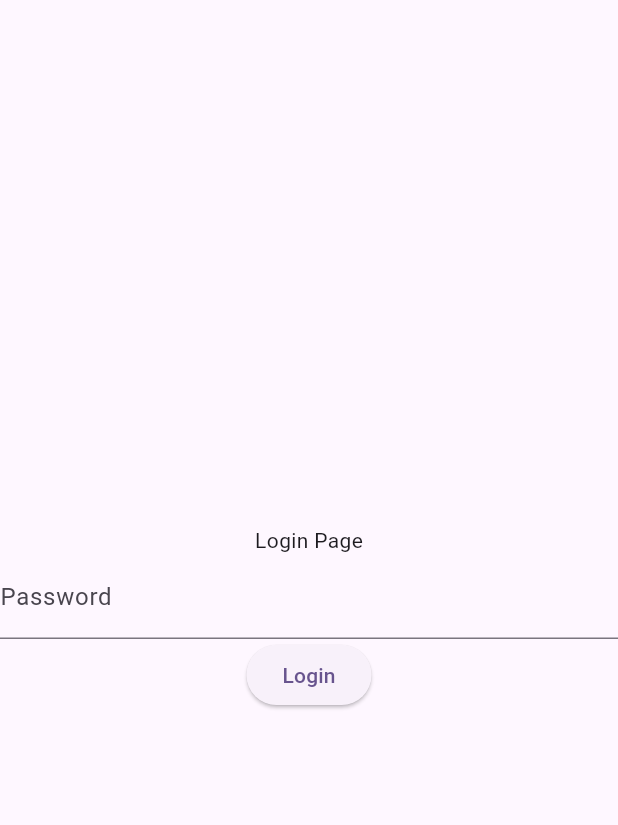
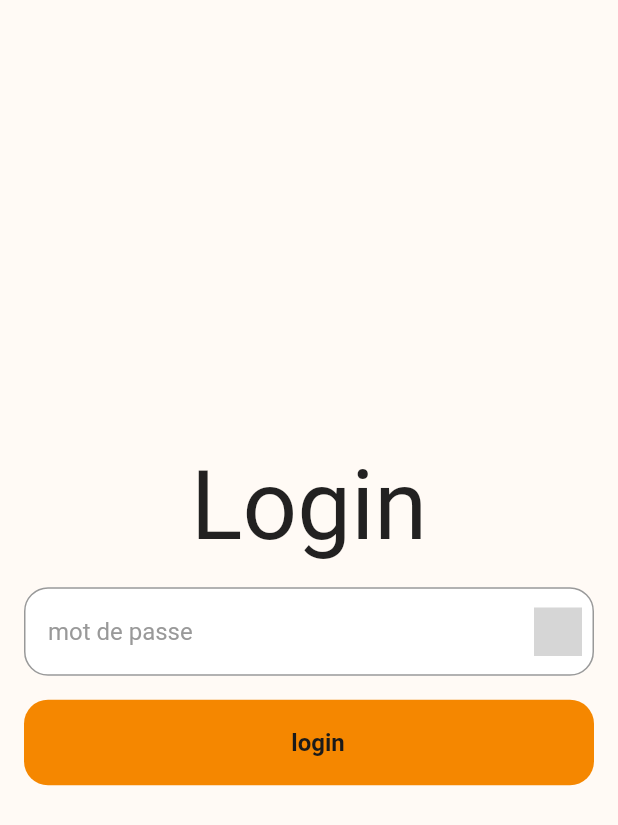
Before and after one commit to OmarElhassaniAlaoui/attendence_app, a Flutter app: the LoginPage screen opened directly, on a phone screen of 412 x 824 dp. Shown: the top 825 px of the screen. Run offline on Flutter 3.47's test engine with Material 3 defaults, Android fonts, the phone set to English and light mode, and no system bars; our stand-ins replace bloc, dartz, equatable, flutter_bloc, flutter_svg, get_it and 2 more; missing offline and left inert: excel; accounts and stored records are empty; grey boxes are pictures that could not be loaded.

Commit message:
Add button type enum, keyboard utility extension, and theme updates

````diff
--- a/lib/src/app.dart
+++ b/lib/src/app.dart
@@ -1,16 +1,16 @@
 import 'package:flutter/material.dart';
+import 'package:flutter_clean_architecture_starter/src/app/routes/app_router_config.dart';
 import 'package:flutter_clean_architecture_starter/src/app/themes/app_themes.dart';
-import 'package:flutter_clean_architecture_starter/src/presentation/template/pages/template_page.dart';
 
 class MyApp extends StatelessWidget {
   const MyApp({super.key});
   @override
   Widget build(BuildContext context) {
-    return MaterialApp(
+    return MaterialApp.router(
       title: 'Flutter Demo',
       debugShowCheckedModeBanner: false,
-      theme: AppThemes.darkTheme,
-      home: const TemplatePage(),
+      theme: AppThemes.light,
+      routerConfig: AppPagesConfig().router,
     );
   }
 }
--- a/lib/src/app/themes/app_palette.dart
+++ b/lib/src/app/themes/app_palette.dart
@@ -0,0 +1,64 @@
+import 'package:flutter/material.dart';
+
+class AppPalette {
+  AppPalette._();
+
+  static const MaterialColor primarySwatch = MaterialColor(
+    0xFFF58700,
+    <int, Color>{
+      0: Color(0xFFFFFAF5),
+      100: Color(0xFFFFE4C2),
+      200: Color(0xFFFFCD8F),
+      300: Color(0xFFFFB65C),
+      400: Color(0xFFFF9F29),
+      500: Color(0xFFF58700),
+      600: Color(0xFFC26B00),
+      700: Color(0xFF8F4F00),
+      800: Color(0xFF5C3300),
+      900: Color(0xFF291600),
+    },
+  );
+
+  // Secondary Swatch
+  static const MaterialColor secondarySwatch = MaterialColor(
+    0xFF33995B,
+    <int, Color>{
+      0: Color(0xFFFFFFFF),
+      100: Color(0xFFD9F2E3),
+      200: Color(0xFFB3E5C7),
+      300: Color(0xFF8DD8AA),
+      400: Color(0xFF40BF72),
+      500: Color(0xFF33995B),
+      600: Color(0xFF277244),
+      700: Color(0xFF1A4D2E),
+      800: Color(0xFF0D2617),
+      900: Color(0xFF000000),
+    },
+  );
+  // Grey Swatch
+  static const MaterialColor greySwatch = MaterialColor(
+    0xFF999999,
+    <int, Color>{
+      0: Color(0xFFFFFFFF),
+      100: Color(0xFFE6E6E6),
+      200: Color(0xFFCCCCCC),
+      300: Color(0xFFB3B3B3),
+      400: Color(0xFF999999),
+      500: Color(0xFF999999),
+      600: Color(0xFF666666),
+      700: Color(0xFF4D4D4D),
+      800: Color(0xFF333333),
+      900: Color(0xFF1A1A1A),
+    },
+  );
+
+  // Individual Colors
+  static const Color successGreen = Color(0xFF329930);
+  static const Color errorRed = Color(0xFFE55B48);
+  static const Color black = Color(0xFF1A1A1A);
+  static const Color white = Color(0xFFFFFFFF);
+  static const Color backgroundColor = Color(0xFFFFFAF5);
+  static const Color blue = Color(0xFF1877F2);
+
+  // btn colors
+}
--- a/lib/src/app/themes/app_spacing.dart
+++ b/lib/src/app/themes/app_spacing.dart
@@ -0,0 +1,33 @@
+class AppSpacing {
+  AppSpacing._();
+
+  // Spacing
+  static const double s2 = 2.0;
+  static const double s4 = 4.0;
+  static const double s8 = 8.0;
+  static const double s14 = 14.0;
+  static const double s16 = 16.0;
+  static const double s18 = 18.0;
+  static const double s20 = 20.0;
+  static const double s24 = 24.0;
+  static const double s36 = 36.0;
+  static const double s40 = 40.0;
+  static const double s44 = 44.0;
+  static const double s48 = 48.0;
+  static const double s52 = 52.0;
+  static const double s56 = 56.0;
+  static const double s60 = 60.0;
+  static const double s64 = 64.0;
+
+  // Radius
+  static const double r4 = 4.0;
+  static const double r8 = 8.0;
+  static const double r12 = 12.0;
+  static const double r16 = 16.0;
+  static const double r20 = 20.0;
+  static const double r24 = 24.0;
+  static const double r28 = 28.0;
+  static const double r32 = 32.0;
+  static const double r36 = 36.0;
+
+}
--- a/lib/src/app/themes/app_themes.dart
+++ b/lib/src/app/themes/app_themes.dart
@@ -1,48 +1,25 @@
-import 'package:flutter_clean_architecture_starter/src/app/routes/routes_exports.dart';
+import 'package:flutter/material.dart';
+import 'package:flutter_clean_architecture_starter/src/app/themes/app_palette.dart';
 
 class AppThemes {
-  const AppThemes._();
+  AppThemes._();
 
-  static ThemeData darkTheme = ThemeData(
-    colorScheme: ColorScheme.fromSeed(seedColor: Colors.deepPurple),
+  static ThemeData dark = ThemeData(
+    brightness: Brightness.dark,
+    primaryColor: AppPalette.primarySwatch,
     useMaterial3: true,
-    // primaryColor: Colors.deepPurple,
-    // scaffoldBackgroundColor: Colors.black,
-    // appBarTheme: const AppBarTheme(
-    //   backgroundColor: Colors.black,
-    //   foregroundColor: Colors.white,
-    //   elevation: 0,
-    // ),
-    // bottomNavigationBarTheme: const BottomNavigationBarThemeData(
-    //   backgroundColor: Colors.black,
-    //   elevation: 0,
-    // ),
-    // textTheme: const TextTheme(
-    //   headlineMedium: TextStyle(
-    //     fontSize: 20,
-    //     fontWeight: FontWeight.w600,
-    //     color: Colors.white,
-    //   ),
-    //   headlineSmall: TextStyle(
-    //     fontSize: 16,
-    //     fontWeight: FontWeight.w600,
-    //     color: Colors.white,
-    //   ),
-    //   bodyMedium: TextStyle(
-    //     fontSize: 16,
-    //     fontWeight: FontWeight.w500,
-    //     color: Colors.white,
-    //   ),
-    //   bodySmall: TextStyle(
-    //     fontSize: 14,
-    //     fontWeight: FontWeight.w500,
-    //     color: Colors.white,
-    //   ),
-    //   labelMedium: TextStyle(
-    //     fontSize: 14,
-    //     fontWeight: FontWeight.w500,
-    //     color: Colors.white,
-    //   ),
-    // ),
+  );
+
+  static ThemeData light = ThemeData(
+    brightness: Brightness.light,
+    primaryColor: AppPalette.primarySwatch,
+    useMaterial3: false,
+    scaffoldBackgroundColor: AppPalette.backgroundColor,
+    appBarTheme: const AppBarTheme(
+      backgroundColor: AppPalette.backgroundColor,
+      foregroundColor: AppPalette.black,
+      elevation: 0,
+      centerTitle: true,
+    ),
   );
 }
--- a/lib/src/app/themes/app_typography.dart
+++ b/lib/src/app/themes/app_typography.dart
@@ -0,0 +1,29 @@
+import 'package:flutter/cupertino.dart';
+
+class AppTypography {
+  AppTypography._();
+
+  static const String familyDMSans = 'DM Sans';
+
+  // Font Size
+  static const double h1Bold = 64.0;
+  static const double h2Bold = 32.0;
+  static const double h3Bold = 24.0;
+  static const double h4Bold = 20.0;
+  static const double h4Medium = 20.0;
+  static const double b1Regular = 18.0;
+  static const double b1Medium = 18.0;
+  static const double b1Bold = 18.0;
+  static const double b2Regular = 16.0;
+  static const double b2Medium = 16.0;
+  static const double b2Bold = 16.0;
+  static const double b3Regular = 14.0;
+  static const double b3Medium = 14.0;
+  static const double b3Bold = 14.0;
+
+  // Font Weight
+  static const FontWeight w400 = FontWeight.w400;
+  static const FontWeight w500 = FontWeight.w500;
+  static const FontWeight w600 = FontWeight.w600;
+  static const FontWeight w700 = FontWeight.w700;
+}
--- /dev/null
+++ b/lib/src/app/utils/extentions/keyboard_util.dart
@@ -0,0 +1,7 @@
+import 'package:flutter/material.dart';
+
+extension KeyboardUtile on BuildContext {
+  void hideKeyboard() {
+    FocusManager.instance.primaryFocus?.unfocus();
+  }
+}
--- /dev/null
+++ b/lib/src/app/widgets/button/button_enum.dart
@@ -0,0 +1,8 @@
+/// Enum to define the type of the button.
+enum ButtonType {
+  primary,
+  secondary,
+  tertiary,
+  disabled,
+  custom,
+}
--- /dev/null
+++ b/lib/src/app/widgets/button/button_widget.dart
@@ -0,0 +1,179 @@
+import 'package:flutter/material.dart';
+import 'package:flutter_clean_architecture_starter/src/app/themes/app_palette.dart';
+import 'package:flutter_clean_architecture_starter/src/app/widgets/button/button_enum.dart';
+
+/// A customizable button widget that adapts to different use cases.
+///
+/// Features:
+/// - Supports multiple button types: [ButtonType.primary], [ButtonType.secondary], [ButtonType.tertiary], and [ButtonType.disabled].
+/// - Can display a loading spinner when `isLoading` is true.
+/// - Supports enabling/disabling via the `isDisabled` flag.
+/// - Can optionally display an icon alongside the text.
+/// - Fully customizable in terms of width, height, border radius, and colors.
+///
+/// Example:
+/// ```dart
+/// ButtonWidget(
+///   text: 'Submit',
+///   onPressed: () {
+///     print('Button pressed');
+///   },
+///   type: ButtonType.primary,
+///   isLoading: false,
+///   isDisabled: false,
+///   icon: Icon(Icons.add),
+/// )
+/// ```
+class ButtonWidget extends StatelessWidget {
+  /// The text to display on the button.
+  final String text;
+
+  /// The callback to be executed when the button is pressed.
+  /// Set to `null` when `isLoading` or `isDisabled` is true.
+  final VoidCallback? onPressed;
+
+  /// The type of the button. Defaults to [ButtonType.primary].
+  final ButtonType type;
+
+  /// The width of the button. Defaults to filling the available width.
+  final double? width;
+
+  /// The height of the button. Defaults to 57.0.
+  final double height;
+
+  /// The border radius of the button. Defaults to 16.0.
+  final double borderRadius;
+
+  /// Whether the button should display a loading spinner. Defaults to `false`.
+  final bool isLoading;
+
+  /// Whether the button should be disabled. Defaults to `false`.
+  final bool isDisabled;
+
+  /// An optional icon to display alongside the button text.
+  final Widget? icon;
+
+  final Color? bgColor;
+
+  /// Creates a customizable button widget.
+  const ButtonWidget({
+    super.key,
+    required this.text,
+    this.onPressed,
+    this.type = ButtonType.primary,
+    this.width,
+    this.height = 57.0,
+    this.borderRadius = 16.0,
+    this.isLoading = false,
+    this.isDisabled = false,
+    this.icon,
+    this.bgColor,
+  });
+
+  @override
+  Widget build(BuildContext context) {
+    return SizedBox(
+      width: width ?? double.infinity,
+      height: height,
+      child: ElevatedButton(
+        /// Disables the button if `isLoading` or `isDisabled` is true.
+        onPressed: (isLoading || isDisabled) ? null : onPressed,
+        style: _getButtonStyle(),
+        child: _buildButtonChild(),
+      ),
+    );
+  }
+
+  /// Builds the child widget for the button, which can be a loading spinner, text, or an icon with text.
+  Widget _buildButtonChild() {
+    if (isLoading) {
+      return const SizedBox(
+        height: 20,
+        width: 20,
+        child: CircularProgressIndicator(
+          valueColor: AlwaysStoppedAnimation<Color>(AppPalette.white),
+          strokeWidth: 2,
+        ),
+      );
+    }
+
+    return Row(
+      mainAxisSize: MainAxisSize.min,
+      mainAxisAlignment: MainAxisAlignment.center,
+      children: [
+        if (icon != null) ...[
+          const SizedBox(width: 12),
+          icon!,
+        ],
+        SizedBox(width: 12),
+        Text(
+          text,
+          style: _getTextStyle(),
+        ),
+      ],
+    );
+  }
+
+  /// Returns the button style based on its state (enabled/disabled) and type.
+  ButtonStyle _getButtonStyle() {
+    return ButtonStyle(
+      backgroundColor: WidgetStateProperty.resolveWith<Color>(
+        (Set<WidgetState> states) {
+          if (isDisabled || states.contains(WidgetState.disabled)) {
+            return _getButtonColor().withOpacity(0.6);
+          }
+          return _getButtonColor();
+        },
+      ),
+      shape: WidgetStateProperty.all<RoundedRectangleBorder>(
+        RoundedRectangleBorder(
+          borderRadius: BorderRadius.circular(borderRadius),
+          side: _getBorderSide(),
+        ),
+      ),
+      elevation: WidgetStateProperty.all(0),
+    );
+  }
+
+  /// Returns the appropriate button color based on its type.
+  Color _getButtonColor() {
+    switch (type) {
+      case ButtonType.primary:
+        return AppPalette.primarySwatch;
+      case ButtonType.secondary:
+        return AppPalette.white;
+      case ButtonType.tertiary:
+        return AppPalette.white;
+      case ButtonType.disabled:
+        return AppPalette.greySwatch;
+      case ButtonType.custom:
+        return bgColor ?? AppPalette.white;
+    }
+  }
+
+  /// Returns the border style for the button.
+  ///
+  /// Buttons of type [ButtonType.secondary] have a grey border,
+  /// while others have no border.
+  BorderSide _getBorderSide() {
+    if (type == ButtonType.secondary) {
+      return const BorderSide(color: AppPalette.greySwatch, width: 1);
+    }
+    return BorderSide.none;
+  }
+
+  /// Returns the text style for the button.
+  ///
+  /// The text color changes based on the button type and whether it is disabled.
+  TextStyle _getTextStyle() {
+    return TextStyle(
+      fontSize: 16,
+      fontWeight: FontWeight.w600,
+      color: isDisabled
+          ? Colors.grey
+          : type == ButtonType.custom
+              ? AppPalette.white
+              : AppPalette.black,
+    );
+  }
+}
--- /dev/null
+++ b/lib/src/app/widgets/text_field_widget.dart
@@ -0,0 +1,139 @@
+import 'package:flutter/material.dart';
+import 'package:flutter_clean_architecture_starter/src/app/themes/app_palette.dart';
+import 'package:flutter_clean_architecture_starter/src/app/themes/app_spacing.dart';
+import 'package:flutter_clean_architecture_starter/src/app/themes/app_typography.dart';
+import 'package:flutter_clean_architecture_starter/src/app/utils/extentions/keyboard_util.dart';
+import 'package:flutter_svg/flutter_svg.dart';
+
+
+/// A customizable TextFormField widget that supports various input configurations.
+class TextFieldWidget extends StatelessWidget {
+  const TextFieldWidget({
+    super.key,
+    required this.placeholder,
+    this.type,
+    this.controller,
+    this.initialValue,
+    this.validator,
+    this.isHidden = false,
+    this.isDisabled = false,
+    this.isTextarea = false,
+    this.suffixIcon,
+    this.onChanged,
+    this.onSuffixPressed,
+    this.suffixIconPath,
+    this.errorIconPath,
+    this.successIconPath,
+  });
+
+  /// Placeholder text to be displayed when the input field is empty.
+  final String placeholder;
+
+  /// Type of keyboard to display, e.g., `TextInputType.emailAddress` or `TextInputType.number`.
+  final TextInputType? type;
+
+  /// Initial value for the input field, used when no controller is provided.
+  final String? initialValue;
+
+  /// Controller for managing the input text programmatically.
+  final TextEditingController? controller;
+
+  /// A function for validating the input, returning an error message if invalid.
+  final String? Function(String?)? validator;
+
+  /// Whether the input text should be hidden, typically for passwords.
+  final bool isHidden;
+
+  /// Whether the input field should be disabled (read-only).
+  final bool isDisabled;
+
+  /// Whether the input field should act as a text area (multi-line input).
+  final bool isTextarea;
+
+  /// Icon to be displayed as a suffix in the input field.
+  final IconData? suffixIcon;
+
+  /// A callback triggered whenever the input text changes.
+  final Function(String)? onChanged;
+
+  /// A callback triggered when the suffix icon is pressed.
+  final void Function()? onSuffixPressed;
+
+  /// Path to the suffix icon.
+  final String? suffixIconPath;
+
+  /// Path to the error icon.
+  final String? errorIconPath;
+
+  /// Path to the success icon.
+  final String? successIconPath;
+
+  @override
+  Widget build(BuildContext context) {
+    return TextFormField(
+      initialValue: initialValue,
+      controller: controller,
+      validator: validator,
+      obscureText: isHidden,
+      keyboardType: type,
+      readOnly: isDisabled,
+      style: TextStyle(
+        color: AppPalette.black,
+        fontSize: AppTypography.b2Regular,
+      ),
+      decoration: _buildDecoration(),
+      maxLines: isTextarea ? 3 : 1,
+      onChanged: onChanged,
+      onTapOutside: (event) => context.hideKeyboard(),
+    );
+  }
+
+  /// Builds the input field decoration, including borders, colors, and suffix icon.
+  InputDecoration? _buildDecoration() {
+    bool hasError = validator?.call(controller?.text) != null;
+
+    return InputDecoration(
+      hintText: placeholder,
+      hintStyle: TextStyle(
+        color: AppPalette.greySwatch,
+        fontSize: AppTypography.b2Regular,
+      ),
+      filled: true,
+      fillColor: AppPalette.white,
+      border: _setInputBorder(AppPalette.greySwatch),
+      enabledBorder: _setInputBorder(AppPalette.greySwatch),
+      errorBorder: _setInputBorder(AppPalette.errorRed),
+      focusedBorder: _setInputBorder(AppPalette.successGreen),
+      isDense: true,
+      prefix: Padding(
+        padding: EdgeInsets.symmetric(
+          horizontal: AppSpacing.s8,
+        ),
+      ),
+      suffixIcon: hasError
+          ? IconButton(
+              onPressed: onSuffixPressed,
+              icon: SvgPicture.asset(errorIconPath ?? ''),
+            )
+          : IconButton(
+              onPressed: onSuffixPressed,
+              icon: SvgPicture.asset(successIconPath ?? ''),
+            ),
+      contentPadding: EdgeInsets.symmetric(
+        vertical: AppSpacing.s20,
+      ),
+    );
+  }
+
+  /// Sets the border style and color for the input field.
+  ///
+  /// - [color]: The color of the border.
+  InputBorder? _setInputBorder(Color color) {
+    return OutlineInputBorder(
+      borderSide: BorderSide(color: color),
+      borderRadius: BorderRadius.all(
+        Radius.circular(AppSpacing.r16),
+      ),
+    );
+  }
+}
--- a/lib/src/presentation/auth/pages/login_page.dart
+++ b/lib/src/presentation/auth/pages/login_page.dart
@@ -1,4 +1,8 @@
 import 'package:flutter/material.dart';
+import 'package:flutter_clean_architecture_starter/src/app/themes/app_spacing.dart';
+import 'package:flutter_clean_architecture_starter/src/app/themes/app_typography.dart';
+import 'package:flutter_clean_architecture_starter/src/app/widgets/button/button_widget.dart';
+import 'package:flutter_clean_architecture_starter/src/app/widgets/text_field_widget.dart';
 
 class LoginPage extends StatefulWidget {
   const LoginPage({super.key});
@@ -8,26 +12,47 @@ class LoginPage extends StatefulWidget {
 }
 
 class _LoginPageState extends State<LoginPage> {
+  final _formKey = GlobalKey<FormState>();
+  final paswordController = TextEditingController();
+
   @override
   Widget build(BuildContext context) {
     return Scaffold(
-        body: Column(
-      mainAxisAlignment: MainAxisAlignment.center,
-      children: [
-        const Text('Login Page'),
-        // create a text field for password
-        TextField(
-          obscureText: true,
-          onChanged: (value) {},
-          decoration: const InputDecoration(
-            labelText: 'Password',
+        body: Padding(
+      padding: const EdgeInsets.symmetric(horizontal: AppSpacing.s16),
+      child: Column(
+        mainAxisAlignment: MainAxisAlignment.center,
+        spacing: AppSpacing.s16,
+        children: [
+          const Text('Login', style: TextStyle(fontSize: AppTypography.h1Bold)),
+          Form(
+            key: _formKey,
+            child: TextFieldWidget(
+              placeholder: 'mot de passe',
+              isHidden: true,
+              isDisabled: false,
+              isTextarea: false,
+              suffixIcon: null,
+              controller: paswordController,
+              validator: (value) {
+                if (value == null || value.isEmpty) {
+                  return 'Mot de passe est requis';
+                } else if (value != '123456') {
+                  return 'Mot de passe incorrect';
+                }
+                return null;
+              },
+            ),
           ),
-        ),
-        ElevatedButton(
-          onPressed: () {},
-          child: const Text('Login'),
-        ),
-      ],
+          ButtonWidget(
+              text: 'login',
+              onPressed: () {
+                if (_formKey.currentState!.validate()) {
+                  print('login');
+                }
+              }),
+        ],
+      ),
     ));
   }
 }
--- a/lib/src/presentation/template/pages/template_page.dart
+++ b/lib/src/presentation/template/pages/template_page.dart
@@ -40,7 +40,7 @@ class _TemplatePageState extends State<TemplatePage> {
               onPressed: () {
                 context.go(AppRoutes.logIn);
               },
-              child: const Text('Increment'),
+              child: const Text('go to login page'),
             ),
           ],
         ),
````
Also changed, not shown: pubspec.yaml (+12 -19 lines), pubspec.lock, 2 other files.
